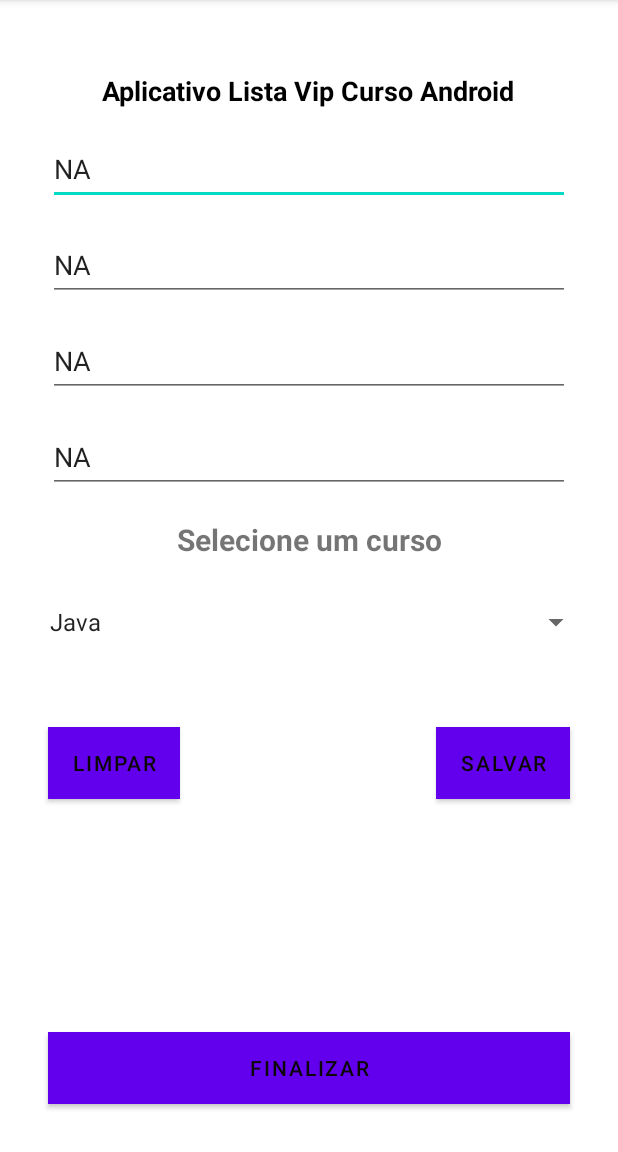
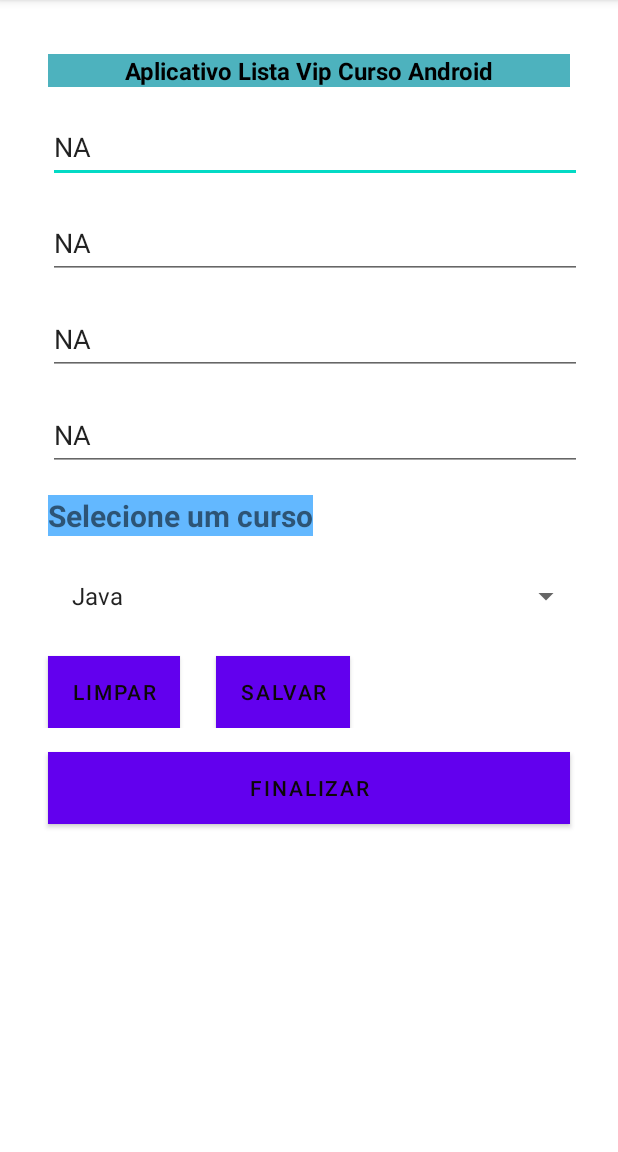
Before and after one commit to mbd2019/Curso-Desenvolvimento-Android-2023, an Android app: the screen it shows after launch (MainActivity), on a phone screen of 412 x 824 dp, the part 84-1236 px from its top. Run offline under Robolectric (Android 15) with nearby library versions, the phone set to English and light mode, and no system bars.

Commit message:
Refatorado layout - criado layout linear para apresentar Spinner e demais campos

```diff
--- a/AppListaCurso/app/src/main/java/devandroid/mbd/applistacurso/view/MainActivity.java
+++ b/AppListaCurso/app/src/main/java/devandroid/mbd/applistacurso/view/MainActivity.java
@@ -39,7 +39,7 @@ public class MainActivity extends AppCompatActivity {
     @Override
     protected void onCreate(Bundle savedInstanceState) {
         super.onCreate(savedInstanceState);
-        setContentView(R.layout.activity_main);
+        setContentView(R.layout.activity_spinner);
 
         controller = new PessoaController(MainActivity.this);
         controller.toString();
--- /dev/null
+++ b/AppListaCurso/app/src/main/res/layout/activity_spinner.xml
@@ -0,0 +1,146 @@
+<?xml version="1.0" encoding="utf-8"?>
+<androidx.appcompat.widget.LinearLayoutCompat xmlns:android="http://schemas.android.com/apk/res/android"
+    xmlns:app="http://schemas.android.com/apk/res-auto"
+    xmlns:tools="http://schemas.android.com/tools"
+    android:layout_width="match_parent"
+    android:layout_height="match_parent"
+    android:layout_margin="16dp"
+    android:orientation="vertical"
+    tools:context=".view.MainActivity">
+
+    <ScrollView
+        android:layout_width="match_parent"
+        android:layout_height="wrap_content">
+
+        <LinearLayout
+            android:layout_width="match_parent"
+            android:layout_height="wrap_content"
+            android:orientation="vertical">
+
+            <TextView
+                android:id="@+id/textViewApp"
+                android:layout_width="match_parent"
+                android:layout_height="wrap_content"
+                android:layout_marginStart="16dp"
+                android:layout_marginTop="20dp"
+                android:layout_marginEnd="16dp"
+                android:background="@color/corBotoes"
+                android:gravity="center_horizontal"
+                android:text="@string/txt_titulo"
+                android:textAlignment="center"
+                android:textColor="@color/black"
+                android:textSize="16sp"
+                android:textStyle="bold" />
+
+            <EditText
+                android:id="@+id/editPrimeiroNome"
+                android:layout_width="match_parent"
+                android:layout_height="48dp"
+                android:layout_marginStart="16dp"
+                android:layout_marginTop="16dp"
+                android:layout_marginEnd="8dp"
+                android:ems="10"
+                android:hint="@string/txt_hint_edit_primeiro_nome"
+                android:importantForAutofill="no"
+                android:inputType="textPersonName" />
+
+            <EditText
+                android:id="@+id/editSobrenomeAluno"
+                android:layout_width="match_parent"
+                android:layout_height="48dp"
+                android:layout_marginStart="16dp"
+                android:layout_marginTop="16dp"
+                android:layout_marginEnd="8dp"
+                android:ems="10"
+                android:hint="@string/txt_hint_edit_sobrenome"
+                android:importantForAutofill="no"
+                android:inputType="textPersonName" />
+
+            <EditText
+                android:id="@+id/editCursoDesejado"
+                android:layout_width="match_parent"
+                android:layout_height="48dp"
+                android:layout_marginStart="16dp"
+                android:layout_marginTop="16dp"
+                android:layout_marginEnd="8dp"
+                android:ems="10"
+                android:hint="@string/txt_hint_edit_nome_curso_desejado"
+                android:importantForAutofill="no"
+                android:inputType="textPersonName" />
+
+            <EditText
+                android:id="@+id/editTelefone"
+                android:layout_width="match_parent"
+                android:layout_height="48dp"
+                android:layout_marginStart="16dp"
+                android:layout_marginTop="16dp"
+                android:layout_marginEnd="8dp"
+                android:ems="10"
+                android:hint="@string/txt_hunt_edit_telefone_de_contato"
+                android:importantForAutofill="no"
+                android:inputType="textPersonName" />
+
+            <TextView
+                android:id="@+id/txtListaSpinner"
+                android:layout_width="wrap_content"
+                android:layout_height="wrap_content"
+                android:layout_marginStart="16dp"
+                android:layout_marginTop="16dp"
+                android:layout_marginEnd="16dp"
+                android:background="@color/corAzul"
+                android:gravity="clip_horizontal"
+                android:text="@string/txt_selecione_um_curso"
+                android:textSize="20sp"
+                android:textStyle="bold" />
+
+            <Spinner
+                android:id="@+id/spinner"
+                android:layout_width="match_parent"
+                android:layout_height="wrap_content"
+                android:layout_marginStart="16dp"
+                android:layout_marginTop="16dp"
+                android:layout_marginEnd="8dp" />
+
+            <androidx.appcompat.widget.LinearLayoutCompat
+                android:layout_width="match_parent"
+                android:layout_height="wrap_content"
+                android:orientation="horizontal">
+
+                <Button
+                    android:id="@+id/btnLimpar"
+                    android:layout_width="wrap_content"
+                    android:layout_height="wrap_content"
+                    android:layout_marginStart="16dp"
+                    android:layout_marginTop="16dp"
+                    android:layout_marginEnd="8dp"
+                    android:background="@color/corBotoes"
+                    android:text="@string/txt_button_limpar"
+                    android:textColor="#0C0808" />
+
+                <Button
+                    android:id="@+id/btnSalvar"
+                    android:layout_width="wrap_content"
+                    android:layout_height="wrap_content"
+                    android:layout_marginStart="16dp"
+                    android:layout_marginTop="16dp"
+                    android:layout_marginEnd="8dp"
+                    android:background="@color/corBotoes"
+                    android:text="@string/txt_button_salvar"
+                    android:textColor="#0C0808" />
+
+            </androidx.appcompat.widget.LinearLayoutCompat>
+
+            <Button
+                android:id="@+id/btnFinalizar"
+                android:layout_width="match_parent"
+                android:layout_height="wrap_content"
+                android:layout_margin="16dp"
+                android:layout_marginStart="16dp"
+                android:layout_marginTop="16dp"
+                android:layout_marginEnd="8dp"
+                android:background="@color/corBotoes"
+                android:text="@string/txt_button_finalizar"
+                android:textColor="#0C0808" />
+        </LinearLayout>
+    </ScrollView>
+</androidx.appcompat.widget.LinearLayoutCompat>
--- a/AppListaCurso/app/src/main/res/values/colors.xml
+++ b/AppListaCurso/app/src/main/res/values/colors.xml
@@ -8,4 +8,5 @@
     <color name="black">#FF000000</color>
     <color name="white">#FFFFFFFF</color>
     <color name="corBotoes">#4DB2BE</color>
+    <color name="corAzul">#63B8FF</color>
 </resources>
--- a/AppListaCurso/app/src/main/res/values/strings.xml
+++ b/AppListaCurso/app/src/main/res/values/strings.xml
@@ -8,4 +8,5 @@
     <string name="txt_button_limpar">LIMPAR</string>
     <string name="txt_button_salvar">SALVAR</string>
     <string name="txt_button_finalizar">FINALIZAR</string>
+    <string name="txt_selecione_um_curso">Selecione um curso</string>
 </resources>
```
